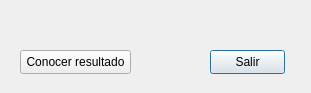
First picture: the form in Gestor-de-calificaciones/mostrarpromedio.ui, repository Alenjandro-Larin/Gestor-de-calificaciones, before the edit.
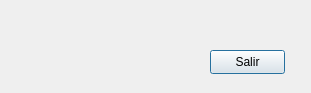
Second picture: the form after the edit.

What changed in the file:
```diff
--- a/Gestor-de-calificaciones/mostrarpromedio.ui
+++ b/Gestor-de-calificaciones/mostrarpromedio.ui
@@ -32,19 +32,6 @@
     <string>Salir</string>
    </property>
   </widget>
-  <widget class="QPushButton" name="pushButton_2">
-   <property name="geometry">
-    <rect>
-     <x>20</x>
-     <y>50</y>
-     <width>111</width>
-     <height>24</height>
-    </rect>
-   </property>
-   <property name="text">
-    <string>Conocer resultado</string>
-   </property>
-  </widget>
   <widget class="QLabel" name="promedio">
    <property name="geometry">
     <rect>
```
